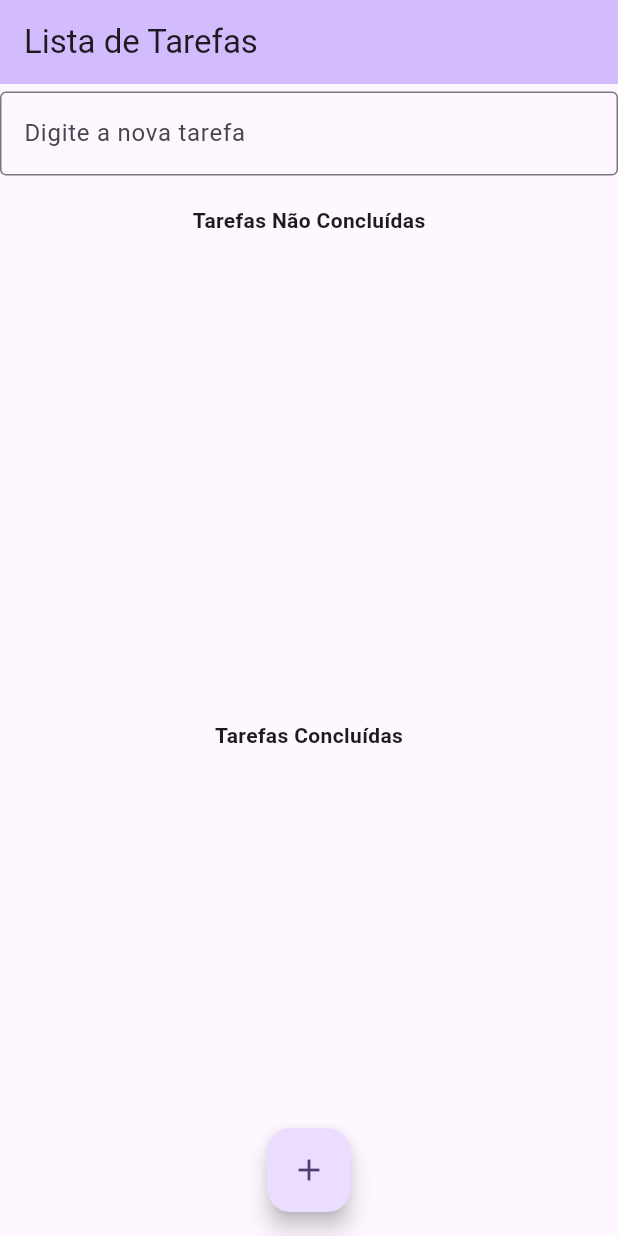
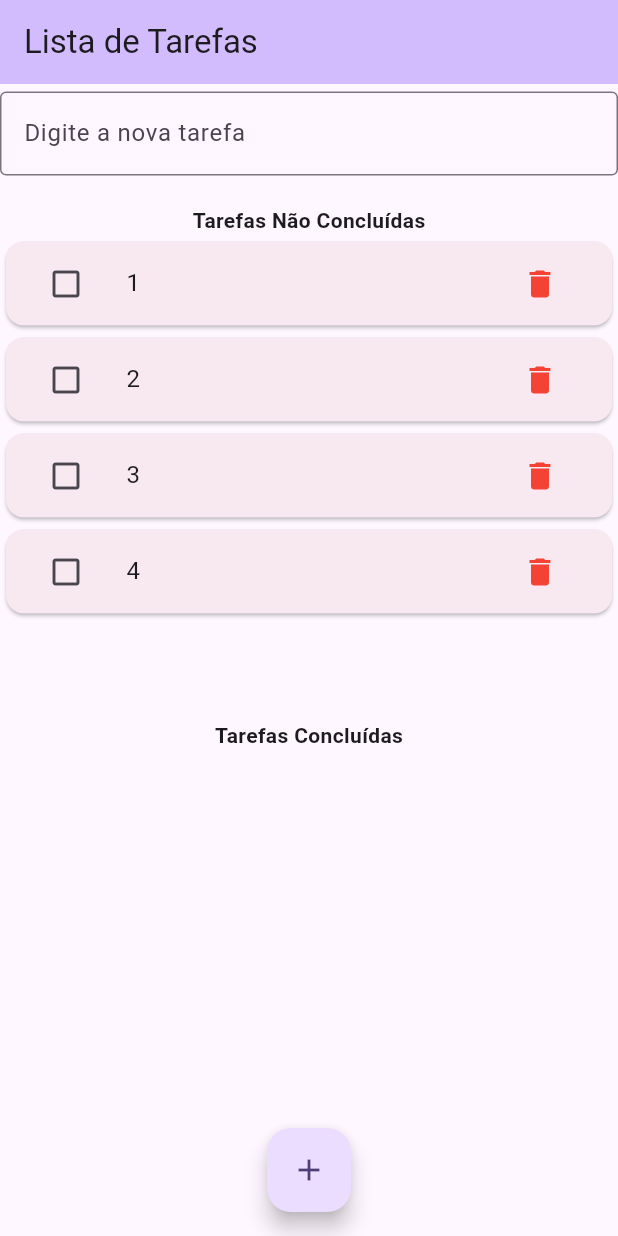
Before and after one commit to MagnoCW/lista_tarefas, a Flutter app: the screen it shows after launch, on a phone screen of 412 x 824 dp. Run offline on Flutter 3.47's test engine with Material 3 defaults, Android fonts, the light colour scheme and no system bars.

Commit message:
reordenando com ReorderableListView

```diff
--- a/lib/main.dart
+++ b/lib/main.dart
@@ -31,7 +31,7 @@
 }
 
 class _MyHomePageState extends State<MyHomePage> {
-  List<String> tarefas_nao_concluidas = [];
+  List<String> tarefas_nao_concluidas = ['1','2','3','4'];
   List<String> tarefas_concluidas = [];
 
   TextEditingController _editingController = TextEditingController();
@@ -92,60 +92,76 @@
           SizedBox(height: 20),
           Text('Tarefas Não Concluídas', style: TextStyle(fontWeight: FontWeight.bold)),
           Expanded(
-            child: ListView.builder(
-              itemCount: tarefas_nao_concluidas.length,
-              itemBuilder: (context, index) {
-                return Card(
-                  surfaceTintColor: Colors.red,
-                  child: Row(
-                    children: [
-                      IconButton(
+            child: ReorderableListView(
+              onReorder: (oldIndex, newIndex) {
+                setState(() {
+                  if (newIndex > oldIndex) {
+                    newIndex -= 1;
+                  }
+                  final item = tarefas_nao_concluidas.removeAt(oldIndex);
+                  tarefas_nao_concluidas.insert(newIndex, item);
+                });
+              },
+              children: [
+                for (int index = 0; index < tarefas_nao_concluidas.length; index++)
+                  Card(
+                    key: ValueKey(index),
+                    surfaceTintColor: Colors.red,
+                    child: ListTile(
+                      title: Text(tarefas_nao_concluidas[index]),
+                      leading: IconButton(
                         icon: Icon(Icons.check_box_outline_blank),
                         onPressed: () {
                           _completed(index);
                         },
                       ),
-                      Expanded(child: Text(tarefas_nao_concluidas[index])),
-                      IconButton(
+                      trailing: IconButton(
                         onPressed: () {
                           _deleteTarefaNaoConcluida(index);
                         },
                         icon: Icon(Icons.delete),
                         color: Colors.red,
                       ),
-                    ],
+                    ),
                   ),
-                );
-              }
+              ]
             ),
           ),
           Text('Tarefas Concluídas', style: TextStyle(fontWeight: FontWeight.bold)),
           Expanded(
-            child: ListView.builder(
-              itemCount: tarefas_concluidas.length,
-              itemBuilder: (context, index) {
-                return Card(
-                  surfaceTintColor: Colors.green,
-                  child: Row(
-                    children: [
-                      IconButton(
+            child: ReorderableListView(
+              onReorder: (oldIndex, newIndex) {
+                setState(() {
+                  if (newIndex > oldIndex) {
+                    newIndex -= 1;
+                  }
+                  final item = tarefas_concluidas.removeAt(oldIndex);
+                  tarefas_concluidas.insert(newIndex, item);
+                });
+              },
+              children: [
+                for (int index = 0; index < tarefas_concluidas.length; index++)
+                  Card(
+                    key: ValueKey(index),
+                    surfaceTintColor: Colors.green,
+                    child: ListTile(
+                      title: Text(tarefas_concluidas[index]),
+                      leading: IconButton(
                         icon: Icon(Icons.check_box),
                         onPressed: () {
                           _notCompleted(index);
                         },
                       ),
-                      Expanded(child: Text(tarefas_concluidas[index])),
-                      IconButton(
+                      trailing: IconButton(
                         onPressed: () {
                           _deleteTarefaConcluida(index);
                         },
                         icon: Icon(Icons.delete),
                         color: Colors.red,
                       ),
-                    ],
+                    ),
                   ),
-                );
-              },
+              ]
             ),
           ),
         ],
```
